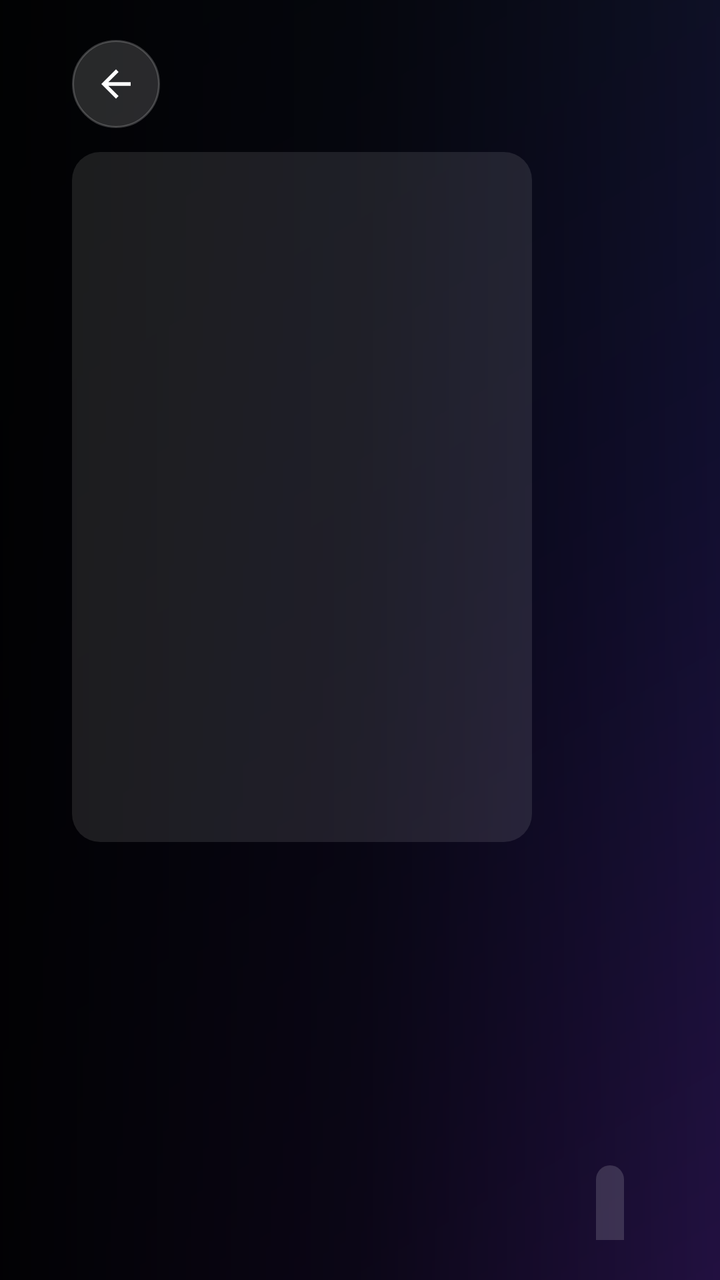
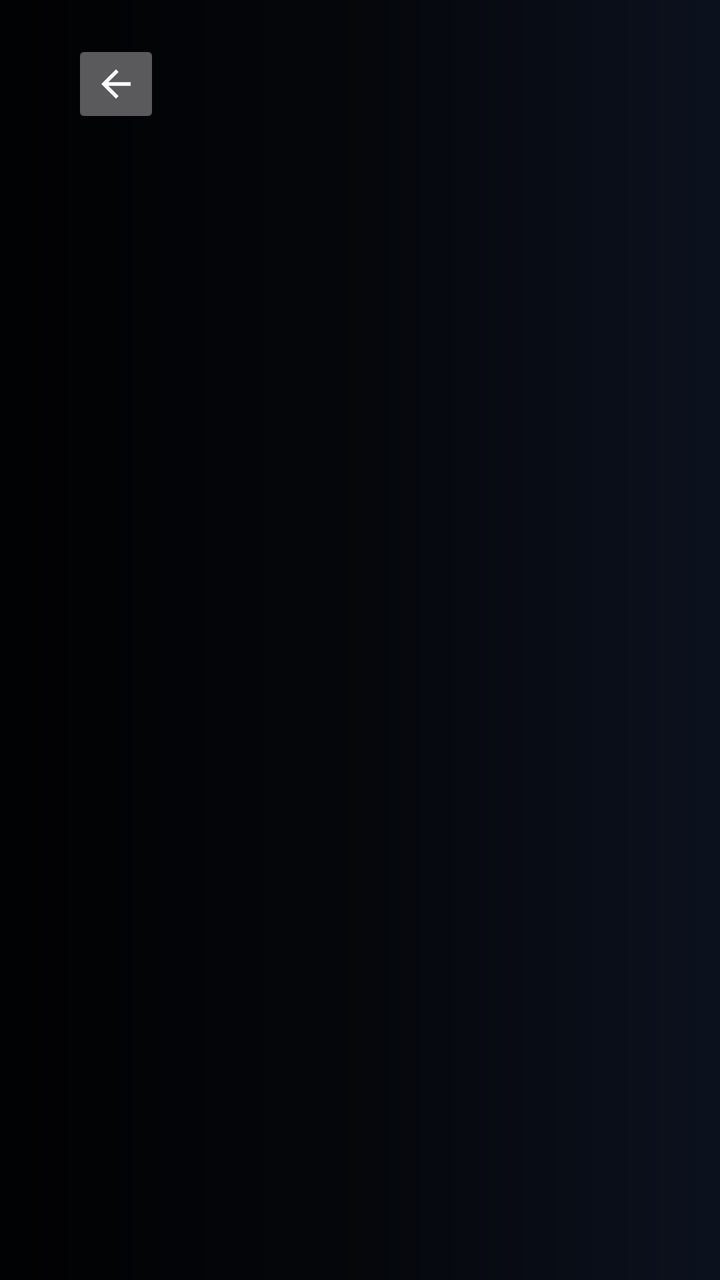

Two renders of the same Android screen: before a commit and after it. Below are the layout's source before the change and the commit's diff.
<!-- AndroidManifest.xml: application theme Theme.MyTV -->
<!-- res/layout/activity_movie_detail.xml -->
<?xml version="1.0" encoding="utf-8"?>
<FrameLayout xmlns:android="http://schemas.android.com/apk/res/android"
    android:layout_width="match_parent" android:layout_height="match_parent"
    android:background="@drawable/bg_ibo">

    <ImageView
        android:id="@+id/ivBackdrop"
        android:layout_width="match_parent" android:layout_height="match_parent"
        android:alpha="0.55" android:scaleType="centerCrop" />
    <View
        android:layout_width="match_parent" android:layout_height="match_parent"
        android:background="@drawable/scrim_detail" />

    <LinearLayout
        android:layout_width="match_parent" android:layout_height="match_parent"
        android:orientation="vertical"
        android:paddingStart="36dp" android:paddingTop="20dp" android:paddingEnd="36dp" android:paddingBottom="20dp">

        <ImageButton
            android:id="@+id/btnBack"
            style="@style/IboIconBtn"
            android:layout_marginStart="0dp"
            android:contentDescription="@string/back"
            android:src="@drawable/ic_back" />

        <LinearLayout
            android:layout_width="match_parent" android:layout_height="0dp" android:layout_weight="1"
            android:layout_marginTop="12dp"
            android:orientation="horizontal">

            <ImageView
                android:id="@+id/ivPoster"
                android:layout_width="230dp" android:layout_height="345dp"
                android:background="@drawable/bg_panel"
                android:scaleType="centerCrop" />

            <LinearLayout
                android:layout_width="0dp" android:layout_height="match_parent" android:layout_weight="1"
                android:layout_marginStart="32dp"
                android:orientation="vertical">
                <TextView
                    android:id="@+id/tvTitle"
                    android:layout_width="match_parent" android:layout_height="wrap_content"
                    android:maxLines="2" android:ellipsize="end"
                    android:textColor="@color/text_primary" android:textSize="30sp" android:textStyle="bold" />
                <LinearLayout
                    android:layout_width="match_parent" android:layout_height="wrap_content"
                    android:layout_marginTop="10dp"
                    android:gravity="center_vertical" android:orientation="horizontal">
                    <TextView
                        android:id="@+id/tvRating"
                        android:layout_width="wrap_content" android:layout_height="wrap_content"
                        android:layout_marginEnd="14dp"
                        android:background="@drawable/bg_badge"
                        android:paddingStart="10dp" android:paddingTop="4dp" android:paddingEnd="10dp" android:paddingBottom="4dp"
                        android:textColor="#FFFFC531" android:textSize="15sp" android:textStyle="bold"
                        android:visibility="gone" />
                    <TextView
                        android:id="@+id/tvMeta"
                        android:layout_width="0dp" android:layout_height="wrap_content" android:layout_weight="1"
                        android:maxLines="2" android:ellipsize="end"
                        android:textColor="@color/text_secondary" android:textSize="15sp" />
                </LinearLayout>
                <TextView
                    android:id="@+id/tvPlot"
                    android:layout_width="match_parent" android:layout_height="wrap_content"
                    android:layout_marginTop="16dp"
                    android:lineSpacingMultiplier="1.2" android:maxLines="6" android:ellipsize="end"
                    android:textColor="#E6FFFFFF" android:textSize="15sp" />
                <TextView
                    android:id="@+id/tvDirector"
                    android:layout_width="match_parent" android:layout_height="wrap_content"
                    android:layout_marginTop="12dp"
                    android:maxLines="1" android:ellipsize="end"
                    android:textColor="@color/text_secondary" android:textSize="14sp"
                    android:visibility="gone" />
                <TextView
                    android:id="@+id/tvCast"
                    android:layout_width="match_parent" android:layout_height="wrap_content"
                    android:layout_marginTop="4dp"
                    android:maxLines="2" android:ellipsize="end"
                    android:textColor="@color/text_secondary" android:textSize="14sp"
                    android:visibility="gone" />
                <ProgressBar
                    android:id="@+id/progress"
                    android:layout_width="32dp" android:layout_height="32dp"
                    android:layout_marginTop="12dp" />

                <View android:layout_width="1dp" android:layout_height="0dp" android:layout_weight="1" />

                <ProgressBar
                    android:id="@+id/watchProgress"
                    style="?android:attr/progressBarStyleHorizontal"
                    android:layout_width="320dp" android:layout_height="5dp"
                    android:layout_marginBottom="12dp"
                    android:max="100" android:progressTint="@color/accent"
                    android:visibility="gone" />

                <LinearLayout
                    android:layout_width="wrap_content" android:layout_height="wrap_content"
                    android:orientation="horizontal">
                    <TextView android:id="@+id/btnPlay" style="@style/IboButton" android:text="@string/play" />
                    <TextView android:id="@+id/btnFav" style="@style/IboButton" />
                    <TextView android:id="@+id/btnTrailer" style="@style/IboButton"
                        android:text="@string/trailer" android:visibility="gone" />
                </LinearLayout>
            </LinearLayout>
        </LinearLayout>
    </LinearLayout>
</FrameLayout>
<!-- resources referenced by this layout -->
<resources>
  <color name="accent">#FFB300</color>
  <color name="text_primary">#FFFFFF</color>
  <color name="text_secondary">#9AA6C0</color>
  <!-- drawable bg_badge (drawable) -->
  <?xml version="1.0" encoding="utf-8"?>
  <shape xmlns:android="http://schemas.android.com/apk/res/android">
      <solid android:color="#CC000000" /><corners android:radius="8dp" />
  </shape>
  <!-- drawable bg_ibo (drawable) -->
  <?xml version="1.0" encoding="utf-8"?>
  <shape xmlns:android="http://schemas.android.com/apk/res/android">
      <gradient android:angle="315" android:startColor="@color/bg" android:centerColor="@color/bg_mid" android:endColor="@color/bg_end" />
  </shape>
  <!-- drawable bg_panel (drawable) -->
  <?xml version="1.0" encoding="utf-8"?>
  <shape xmlns:android="http://schemas.android.com/apk/res/android">
      <solid android:color="#1AFFFFFF" /><corners android:radius="14dp" />
  </shape>
  <!-- drawable scrim_detail (drawable) -->
  <?xml version="1.0" encoding="utf-8"?>
  <shape xmlns:android="http://schemas.android.com/apk/res/android">
      <gradient android:angle="0" android:startColor="#F2000000" android:centerColor="#B3000000" android:endColor="#33000000" />
  </shape>
  <string name="back">Back</string>
  <string name="play">Play</string>
  <string name="trailer">Trailer</string>
  <style name="IboButton">
          <item name="android:layout_width">wrap_content</item>
          <item name="android:layout_height">52dp</item>
          <item name="android:layout_marginEnd">12dp</item>
          <item name="android:background">@drawable/bg_btn</item>
          <item name="android:gravity">center</item>
          <item name="android:paddingStart">28dp</item>
          <item name="android:paddingEnd">28dp</item>
          <item name="android:textColor">#FFFFFFFF</item>
          <item name="android:textSize">17sp</item>
          <item name="android:textStyle">bold</item>
          <item name="android:focusable">true</item>
          <item name="android:clickable">true</item>
      </style>
  <style name="IboIconBtn">
          <item name="android:layout_width">44dp</item>
          <item name="android:layout_height">44dp</item>
          <item name="android:layout_marginStart">8dp</item>
          <item name="android:background">@drawable/bg_circle_btn</item>
          <item name="android:padding">11dp</item>
          <item name="android:scaleType">fitCenter</item>
          <item name="android:tint">#FFFFFFFF</item>
          <item name="android:focusable">true</item>
          <item name="android:clickable">true</item>
      </style>
  <color name="bg">#0E1525</color>
  <color name="bg_mid">#FF15123A</color>
  <color name="bg_end">#FF2A1450</color>
  <!-- drawable bg_btn (drawable) -->
  <?xml version="1.0" encoding="utf-8"?>
  <selector xmlns:android="http://schemas.android.com/apk/res/android">
      <item android:state_focused="true"><shape><solid android:color="@color/accent" /><stroke android:width="2dp" android:color="#FFFFFFFF" /><corners android:radius="26dp" /></shape></item>
      <item android:state_pressed="true"><shape><solid android:color="@color/accent" /><corners android:radius="26dp" /></shape></item>
      <item><shape><solid android:color="#26FFFFFF" /><corners android:radius="26dp" /></shape></item>
  </selector>
  <!-- drawable bg_circle_btn (drawable) -->
  <?xml version="1.0" encoding="utf-8"?>
  <selector xmlns:android="http://schemas.android.com/apk/res/android">
      <item android:state_focused="true"><shape android:shape="oval"><solid android:color="@color/accent" /><stroke android:width="3dp" android:color="#FFFFFFFF" /></shape></item>
      <item android:state_pressed="true"><shape android:shape="oval"><solid android:color="@color/accent" /></shape></item>
      <item><shape android:shape="oval"><solid android:color="#26FFFFFF" /><stroke android:width="1dp" android:color="#33FFFFFF" /></shape></item>
  </selector>
  <!-- unchanged entries left out for length: 2 -->
</resources>

<!-- the commit's change to res/layout/activity_movie_detail.xml (unified diff, before → after) -->
@@ -1,7 +1,7 @@
 <?xml version="1.0" encoding="utf-8"?>
 <FrameLayout xmlns:android="http://schemas.android.com/apk/res/android"
     android:layout_width="match_parent" android:layout_height="match_parent"
-    android:background="@drawable/bg_ibo">
+    android:tag="bg">
 
     <ImageView
         android:id="@+id/ivBackdrop"
@@ -31,7 +31,7 @@
             <ImageView
                 android:id="@+id/ivPoster"
                 android:layout_width="230dp" android:layout_height="345dp"
-                android:background="@drawable/bg_panel"
+                android:tag="panel"
                 android:scaleType="centerCrop" />
 
             <LinearLayout
@@ -93,7 +93,7 @@
                     style="?android:attr/progressBarStyleHorizontal"
                     android:layout_width="320dp" android:layout_height="5dp"
                     android:layout_marginBottom="12dp"
-                    android:max="100" android:progressTint="@color/accent"
+                    android:max="100" android:tag="progress"
                     android:visibility="gone" />
 
                 <LinearLayout
<!-- resource entries referenced after the edit -->
@@ -7,16 +7,6 @@
   <?xml version="1.0" encoding="utf-8"?>
   <shape xmlns:android="http://schemas.android.com/apk/res/android">
       <solid android:color="#CC000000" /><corners android:radius="8dp" />
-  </shape>
-  <!-- drawable bg_ibo (drawable) -->
-  <?xml version="1.0" encoding="utf-8"?>
-  <shape xmlns:android="http://schemas.android.com/apk/res/android">
-      <gradient android:angle="315" android:startColor="@color/bg" android:centerColor="@color/bg_mid" android:endColor="@color/bg_end" />
-  </shape>
-  <!-- drawable bg_panel (drawable) -->
-  <?xml version="1.0" encoding="utf-8"?>
-  <shape xmlns:android="http://schemas.android.com/apk/res/android">
-      <solid android:color="#1AFFFFFF" /><corners android:radius="14dp" />
   </shape>
   <!-- drawable scrim_detail (drawable) -->
   <?xml version="1.0" encoding="utf-8"?>
@@ -30,7 +20,7 @@
           <item name="android:layout_width">wrap_content</item>
           <item name="android:layout_height">52dp</item>
           <item name="android:layout_marginEnd">12dp</item>
-          <item name="android:background">@drawable/bg_btn</item>
+          <item name="android:tag">btn</item>
           <item name="android:gravity">center</item>
           <item name="android:paddingStart">28dp</item>
           <item name="android:paddingEnd">28dp</item>
@@ -44,7 +34,7 @@
           <item name="android:layout_width">44dp</item>
           <item name="android:layout_height">44dp</item>
           <item name="android:layout_marginStart">8dp</item>
-          <item name="android:background">@drawable/bg_circle_btn</item>
+          <item name="android:tag">circle</item>
           <item name="android:padding">11dp</item>
           <item name="android:scaleType">fitCenter</item>
           <item name="android:tint">#FFFFFFFF</item>
@@ -52,22 +42,6 @@
           <item name="android:clickable">true</item>
       </style>
   <color name="bg">#0E1525</color>
-  <color name="bg_mid">#FF15123A</color>
-  <color name="bg_end">#FF2A1450</color>
-  <!-- drawable bg_btn (drawable) -->
-  <?xml version="1.0" encoding="utf-8"?>
-  <selector xmlns:android="http://schemas.android.com/apk/res/android">
-      <item android:state_focused="true"><shape><solid android:color="@color/accent" /><stroke android:width="2dp" android:color="#FFFFFFFF" /><corners android:radius="26dp" /></shape></item>
-      <item android:state_pressed="true"><shape><solid android:color="@color/accent" /><corners android:radius="26dp" /></shape></item>
-      <item><shape><solid android:color="#26FFFFFF" /><corners android:radius="26dp" /></shape></item>
-  </selector>
-  <!-- drawable bg_circle_btn (drawable) -->
-  <?xml version="1.0" encoding="utf-8"?>
-  <selector xmlns:android="http://schemas.android.com/apk/res/android">
-      <item android:state_focused="true"><shape android:shape="oval"><solid android:color="@color/accent" /><stroke android:width="3dp" android:color="#FFFFFFFF" /></shape></item>
-      <item android:state_pressed="true"><shape android:shape="oval"><solid android:color="@color/accent" /></shape></item>
-      <item><shape android:shape="oval"><solid android:color="#26FFFFFF" /><stroke android:width="1dp" android:color="#33FFFFFF" /></shape></item>
-  </selector>
   <!-- unchanged entries left out for length: 2 -->
 </resources>
 
